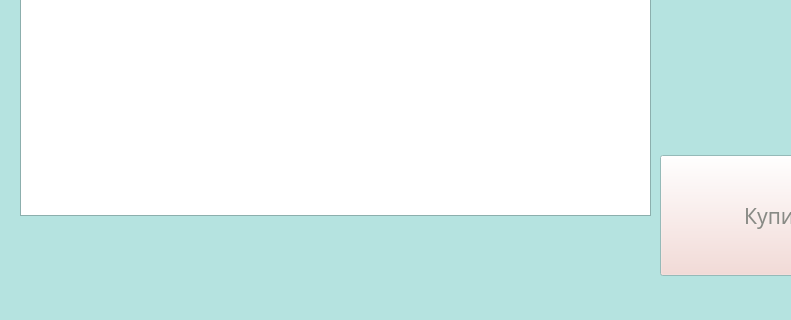
This is adds.ui in lizlizardplease/school_bmstu as Qt 5 draws it before an edit; both pictures show x 0 to 791 and y 265 to 585 of the 919 by 585 pixel window. The edited form follows.
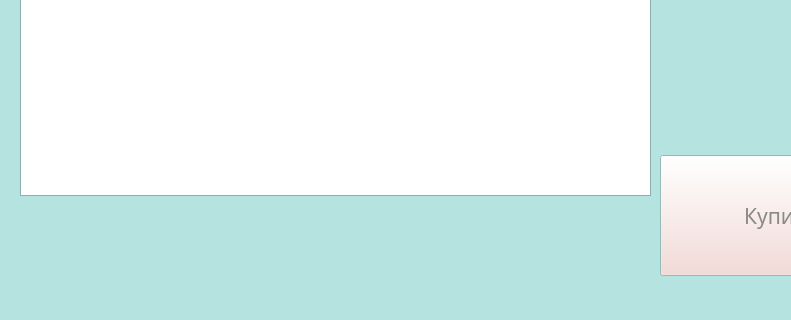
This is the edited form.

Diff of the .ui file:
```diff
--- a/adds.ui
+++ b/adds.ui
@@ -129,7 +129,7 @@
      <x>20</x>
      <y>70</y>
      <width>631</width>
-     <height>411</height>
+     <height>391</height>
     </rect>
    </property>
    <property name="frameShape">
@@ -252,6 +252,19 @@
     <string>пополнить</string>
    </property>
   </widget>
+  <widget class="QLabel" name="out">
+   <property name="geometry">
+    <rect>
+     <x>36</x>
+     <y>480</y>
+     <width>591</width>
+     <height>61</height>
+    </rect>
+   </property>
+   <property name="text">
+    <string/>
+   </property>
+  </widget>
  </widget>
  <resources/>
  <connections/>
```
